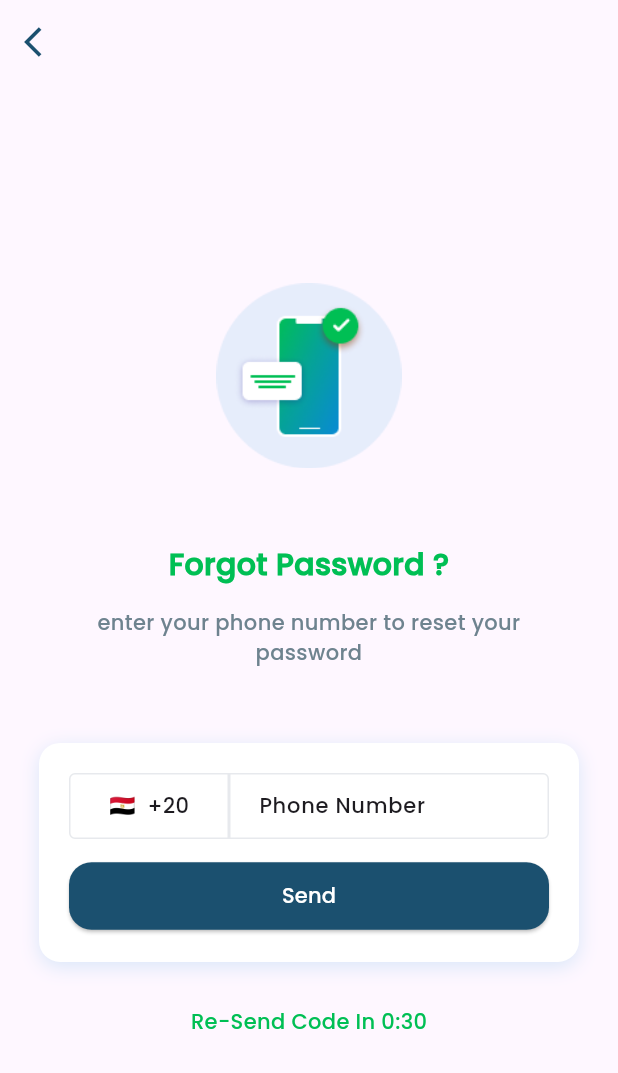
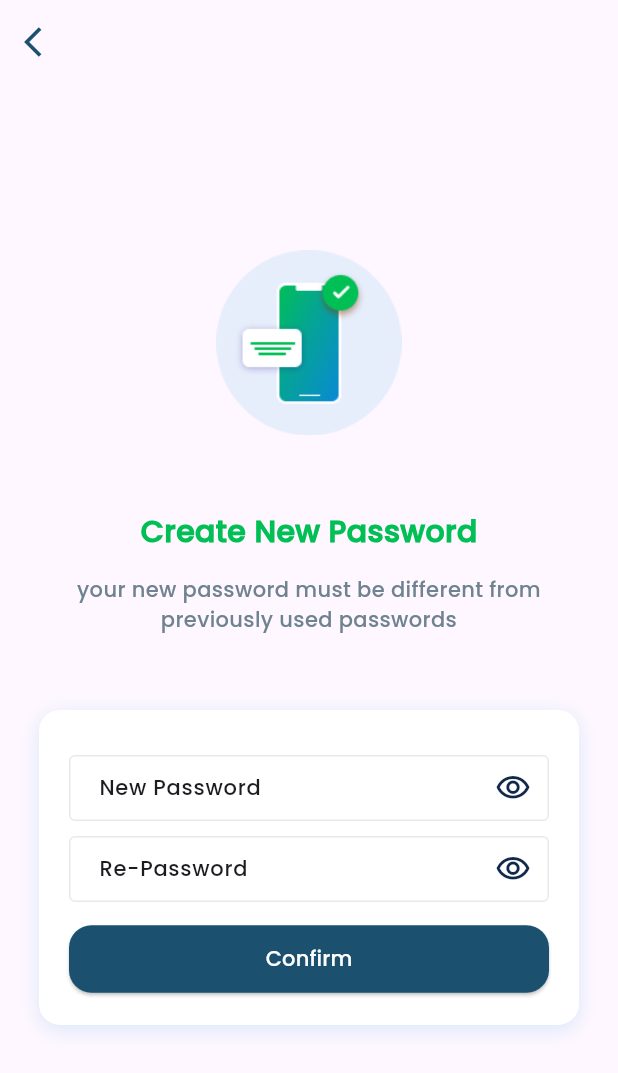
Before and after one commit to RasheedSanad/hedg, a Flutter app: the ForgotPasswordPage screen opened by its route, after a tap on "Send", on a phone screen of 412 x 824 dp. Shown: the top 1073 px of the screen. Run offline on Flutter 3.47's test engine with Material 3 defaults, Android fonts, the phone set to English and light mode, and no system bars; our stand-ins replace flutter_riverpod, flutter_screenutil, flutter_svg, go_router, pin_code_fields.

Commit message:
ADD CreatePassword feature

```diff
--- a/lib/core/router/app_router.dart
+++ b/lib/core/router/app_router.dart
@@ -1,5 +1,6 @@
 import 'package:flutter/material.dart';
 import 'package:go_router/go_router.dart';
+import 'package:hedg/features/auth/login/presentation/pages/create_password_page.dart';
 import 'package:hedg/features/auth/login/presentation/pages/forgot_password_page.dart';
 import 'package:hedg/features/auth/sign_up/presentation/sign_up_page.dart';
 import 'package:hedg/features/auth/sign_up/presentation/verify_sign_up_page.dart';
@@ -23,6 +24,12 @@ class AppRouter {
       ForgotPasswordPage(
         key: state.pageKey,
       );
+  // CREATE_PASSWORD
+  static createPasswordPageRouteBuilder(
+          BuildContext context, GoRouterState state) =>
+      CreatePasswordPage(
+        key: state.pageKey,
+      );
   // * SIGN_UP
   // SIGN_UP
   static signUPPageRouteBuilder(BuildContext context, GoRouterState state) =>
--- a/lib/core/router/app_router_constant.dart
+++ b/lib/core/router/app_router_constant.dart
@@ -11,6 +11,7 @@ class AppRouterConstant {
   // * Login
   static String LOGIN = '/LOGIN';
   static String FORGOT_PASSWORD = '/FORGOT_PASSWORD';
+  static String CREATE_PASSWORD = '/CREATE_PASSWORD';
   // * SignUp
   static String SIGN_UP = '/SIGN_UP';
   static String VERIFY_SIGN_UP = '/VERIFY_SIGN_UP';
--- a/lib/core/router/app_router_provider.dart
+++ b/lib/core/router/app_router_provider.dart
@@ -24,6 +24,13 @@ final goRouterProvider = Provider<GoRouter>(
           builder: (context, state) =>
               AppRouter.forgotPasswordPageRouteBuilder(context, state),
         ),
+        // CREATE_PASSWORD
+        GoRoute(
+          path: AppRouterConstant.CREATE_PASSWORD,
+          name: AppRouterConstant.CREATE_PASSWORD,
+          builder: (context, state) =>
+              AppRouter.createPasswordPageRouteBuilder(context, state),
+        ),
         // * SIGN_UP
         // SIGN_UP
         GoRoute(
--- a/lib/features/auth/core/controller/auth_controller.dart
+++ b/lib/features/auth/core/controller/auth_controller.dart
@@ -1,3 +1,4 @@
 import 'package:flutter_riverpod/flutter_riverpod.dart';
 
 final isHidePasswordProvider = StateProvider<bool>((ref) => true);
+final isHidePasswordProvider2 = StateProvider<bool>((ref) => true);
--- /dev/null
+++ b/lib/features/auth/login/presentation/pages/create_password_page.dart
@@ -0,0 +1,81 @@
+import 'package:flutter/material.dart';
+import 'package:flutter_riverpod/flutter_riverpod.dart';
+
+import '../../../../../core/ui/widgets/chips_buttons/ui_button.dart';
+import '../../../../../core/ui/widgets/sized_box/gap_h10.dart';
+import '../../../../../core/ui/widgets/sized_box/gap_h14.dart';
+import '../../../../../core/ui/widgets/text_field/ui_text_form_field.dart';
+import '../../../../../core/utils/localization/strings_manager.dart';
+import '../../../../../core/utils/theme/app_color.dart';
+import '../../../core/controller/auth_controller.dart';
+import '../../../core/widgets/verify_auth_widget.dart';
+
+class CreatePasswordPage extends ConsumerWidget {
+  const CreatePasswordPage({super.key});
+
+  _confirm(BuildContext context) {
+    FocusScope.of(context).unfocus();
+  }
+
+  @override
+  Widget build(BuildContext context, WidgetRef ref) {
+    final isHide1 = ref.watch(isHidePasswordProvider);
+    final isHide2 = ref.watch(isHidePasswordProvider2);
+
+    return VerifyAuthWidget(
+      title: C.CREATE_NEW_PASSWORD,
+      subTitle:
+          C.YOUR_NEW_PASSWORD_MUST_BE_DIFFERENT_FROM_PREVIOUSLY_USED_PASSWORDS,
+      cardWidget: Column(
+        children: [
+          const GapH10(),
+          UiTextFormField(
+            hintText: C.NEW_PASSWORD,
+            textInputAction: TextInputAction.next,
+            obscureText: isHide1 ? true : false,
+            enableSuggestions: false,
+            onFieldSubmitted: (v) {
+              FocusScope.of(context).nextFocus();
+            },
+            suffixIcon: InkWell(
+              onTap: () {
+                ref.read(isHidePasswordProvider.notifier).state = !isHide1;
+              },
+              child: Icon(
+                isHide1
+                    ? Icons.visibility_outlined
+                    : Icons.visibility_off_outlined,
+                color: AppColor.textFormField,
+              ),
+            ),
+          ),
+          const GapH10(),
+          UiTextFormField(
+            hintText: C.REPASSWORD,
+            textInputAction: TextInputAction.done,
+            obscureText: isHide2 ? true : false,
+            enableSuggestions: false,
+            onEditingComplete: () => _confirm(context),
+            suffixIcon: InkWell(
+              onTap: () {
+                ref.read(isHidePasswordProvider2.notifier).state = !isHide2;
+              },
+              child: Icon(
+                isHide2
+                    ? Icons.visibility_outlined
+                    : Icons.visibility_off_outlined,
+                color: AppColor.textFormField,
+              ),
+            ),
+          ),
+          const GapH14(),
+          UiButton(
+            text: C.CONFIRM,
+            onPressed: () => _confirm(context),
+            isMaxWidth: true,
+          )
+        ],
+      ),
+    );
+  }
+}
--- a/lib/features/auth/login/presentation/pages/forgot_password_page.dart
+++ b/lib/features/auth/login/presentation/pages/forgot_password_page.dart
@@ -1,4 +1,6 @@
 import 'package:flutter/material.dart';
+import 'package:go_router/go_router.dart';
+import 'package:hedg/core/router/app_router_constant.dart';
 import 'package:hedg/core/ui/widgets/chips_buttons/ui_button.dart';
 import 'package:hedg/core/ui/widgets/sized_box/gap_h14.dart';
 import 'package:hedg/core/ui/widgets/text_field/ui_phone_number_form_field.dart';
@@ -10,6 +12,10 @@ import '../../../../../core/utils/theme/app_color.dart';
 
 class ForgotPasswordPage extends StatelessWidget {
   const ForgotPasswordPage({super.key});
+
+  _send(BuildContext context) {
+    context.push(AppRouterConstant.CREATE_PASSWORD);
+  }
 
   @override
   Widget build(BuildContext context) {
@@ -27,13 +33,13 @@ class ForgotPasswordPage extends StatelessWidget {
       ),
       cardWidget: Column(
         children: [
-          UiPhoneNumberFormField(),
+          UiPhoneNumberFormField(
+            onEditingComplete: () => _send(context),
+          ),
           const GapH14(),
           UiButton(
             text: C.SEND,
-            onPressed: () {
-              // TODO: send onTap
-            },
+            onPressed: () => _send(context),
             isMaxWidth: true,
           )
         ],
```
